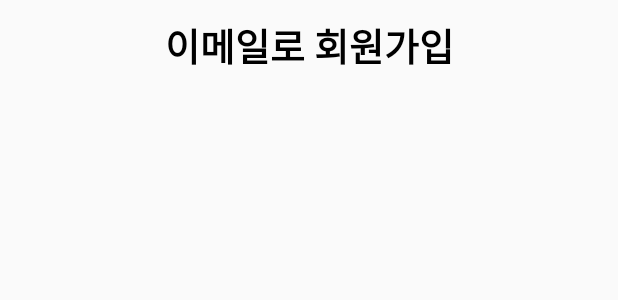
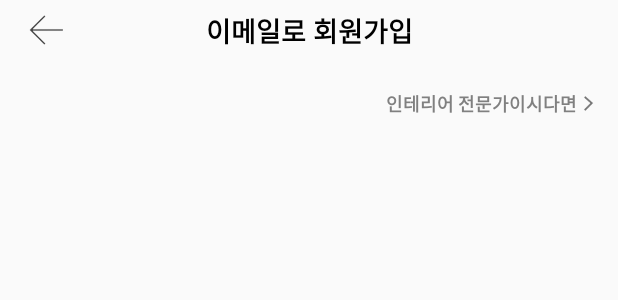
Before and after one commit to mock-rc6/today-s_house_B_aos_manu, an Android app: the layout activity_sign_up.xml on its own in the app's theme, with its tools: preview values and no code run, on a phone screen of 412 x 824 dp. Shown: the top 300 px of the screen. Run offline under Robolectric (Android 15) with nearby library versions, the phone set to English and light mode, and no system bars.

Commit message:
start sign up view

```diff
--- a/app/src/main/java/com/manu/todayhouse/src/MainActivity.kt
+++ b/app/src/main/java/com/manu/todayhouse/src/MainActivity.kt
@@ -1,5 +1,6 @@
 package com.manu.todayhouse.src
 
+import androidx.appcompat.app.AppCompatActivity
 import android.os.Bundle
 import com.manu.todayhouse.R
 import com.manu.todayhouse.config.BaseActivity
--- a/app/src/main/res/layout/activity_login.xml
+++ b/app/src/main/res/layout/activity_login.xml
@@ -105,7 +105,7 @@
         app:layout_constraintEnd_toStartOf="@id/login_facebook"
         app:layout_constraintStart_toStartOf="@id/kakao_talk_login"
         android:layout_marginTop="40dp"
-        android:layout_marginLeft="35dp">
+        android:layout_marginLeft="30dp">
 
         <ImageView
             android:id="@+id/facebook_naver_img"
@@ -123,7 +123,7 @@
         android:layout_width="55dp"
         android:layout_height="55dp"
         android:layout_marginTop="40dp"
-        android:layout_marginRight="35dp"
+        android:layout_marginRight="30dp"
         android:background="@drawable/login_apple_bg"
         app:layout_constraintEnd_toEndOf="@id/kakao_talk_login"
         app:layout_constraintStart_toEndOf="@id/login_facebook"
--- a/app/src/main/res/layout/activity_sign_up.xml
+++ b/app/src/main/res/layout/activity_sign_up.xml
@@ -7,8 +7,9 @@
     tools:context=".src.login.signup.SignUpActivity">
 
     <androidx.constraintlayout.widget.ConstraintLayout
+        android:id="@+id/top_container"
         android:layout_width="match_parent"
-        android:layout_height="60dp"
+        android:layout_height="40dp"
         app:layout_constraintTop_toTopOf="parent"
         app:layout_constraintEnd_toEndOf="parent"
         app:layout_constraintStart_toStartOf="parent">
@@ -17,7 +18,7 @@
             android:layout_width="wrap_content"
             android:layout_height="wrap_content"
             android:text="이메일로 회원가입"
-            android:textSize="25dp"
+            android:textSize="18dp"
             app:layout_constraintStart_toStartOf="parent"
             app:layout_constraintEnd_toEndOf="parent"
             app:layout_constraintTop_toTopOf="parent"
@@ -25,7 +26,63 @@
             android:textColor="@color/black"
             android:textStyle="bold"/>
 
+        <ImageView
+            android:layout_width="25dp"
+            android:layout_height="25dp"
+            android:src="@drawable/sign_up_back_arrow"
+            app:layout_constraintTop_toTopOf="parent"
+            app:layout_constraintBottom_toBottomOf="parent"
+            app:layout_constraintStart_toStartOf="parent"
+            android:layout_marginLeft="18dp"/>
+
     </androidx.constraintlayout.widget.ConstraintLayout>
+
+    <androidx.core.widget.NestedScrollView
+        android:layout_width="match_parent"
+        android:layout_height="wrap_content"
+        app:layout_constraintTop_toBottomOf="@+id/top_container"
+        app:layout_constraintStart_toStartOf="parent"
+        android:orientation="vertical">
+
+        <androidx.constraintlayout.widget.ConstraintLayout
+            android:layout_width="match_parent"
+            android:layout_height="match_parent">
+
+            <TextView
+                android:id="@+id/expert_text"
+                android:layout_width="wrap_content"
+                android:layout_height="wrap_content"
+                android:text="인테리어 전문가이시다면"
+                android:textColor="@color/grey"
+                android:textSize="12dp"
+                android:textStyle="bold"
+                app:layout_constraintTop_toTopOf="parent"
+                app:layout_constraintEnd_toEndOf="parent"
+                android:layout_marginRight="27dp"
+                android:layout_marginTop="20dp"/>
+
+            <ImageView
+                android:layout_width="11dp"
+                android:layout_height="11dp"
+                android:src="@drawable/right_arrow"
+                app:layout_constraintTop_toTopOf="@+id/expert_text"
+                app:layout_constraintBottom_toBottomOf="@+id/expert_text"
+                app:layout_constraintStart_toEndOf="@+id/expert_text"
+                android:layout_marginLeft="2dp"/>
+
+
+
+
+
+
+
+
+        </androidx.constraintlayout.widget.ConstraintLayout>
+
+
+
+    </androidx.core.widget.NestedScrollView>
+
 
 
 
```
Also changed, not shown: app/src/main/java/com/manu/todayhouse/src/main/home/HomeFragment.kt (+11 -9 lines), app/src/main/java/com/manu/todayhouse/src/main/home/qanda/QAndAFragment.kt (+7 -45 lines), app/src/main/res/drawable/right_arrow.png (added), app/src/main/res/drawable/sign_up_back_arrow.png (added).
